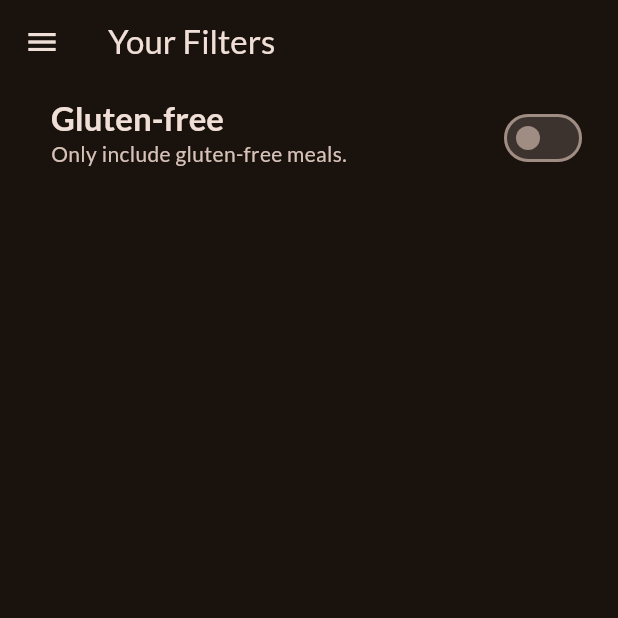
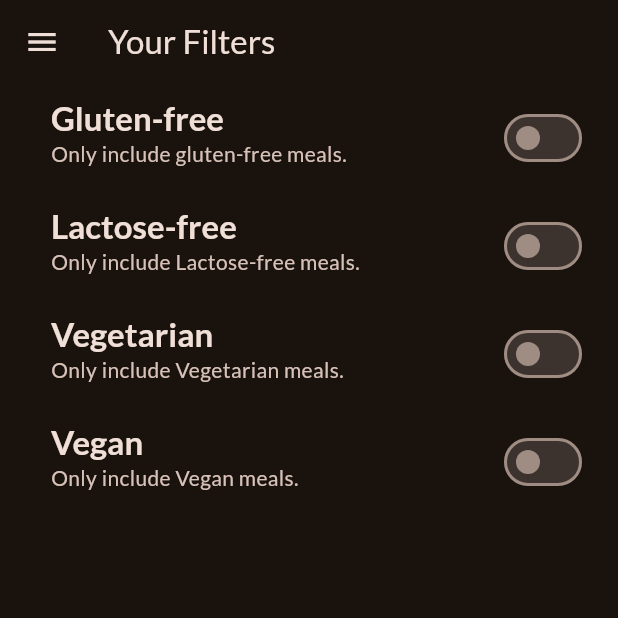
Before and after one commit to Akhi1Babu/Meals-App, a Flutter app: the FiltersScreen screen opened directly, on a phone screen of 412 x 824 dp, the top half of it. Run offline on Flutter 3.47's test engine with Material 3 defaults, Android fonts, the phone set to English and light mode, and no system bars; our stand-ins replace font_awesome_flutter, google_fonts, transparent_image.

Commit message:
feat: Enhance filtering functionality by integrating filter options in FiltersScreen and updating available meals in TabScreen

```diff
--- a/lib/screen/categories.dart
+++ b/lib/screen/categories.dart
@@ -8,16 +8,19 @@ import 'package:meals/widgets/category_griditem.dart';
 class CategoriesScreen extends StatelessWidget {
   final void Function(Meal meal) toggleFavourite;
   final bool Function(Meal meal) isMealFavourite;
+  final List<Meal> availableMeals;
 
   const CategoriesScreen({
     super.key,
     required this.toggleFavourite,
     required this.isMealFavourite,
+
+    required this.availableMeals,
   });
 
   void _SelectCategory(BuildContext context,Category category) {
 
-    final filteredMeals= dummyMeals.where((meals) =>
+    final filteredMeals= availableMeals.where((meals) =>
     meals.categories.contains(category.id)
     ).toList();
     Navigator.push(context,MaterialPageRoute(builder: (ctx)=>Meals(title: category.title, meals:filteredMeals ,toggleFavourite:toggleFavourite, isFavourite: isMealFavourite,)));
--- a/lib/screen/filters.dart
+++ b/lib/screen/filters.dart
@@ -2,6 +2,12 @@ import 'package:flutter/material.dart';
 import 'package:meals/main.dart';
 import 'package:meals/screen/tabs.dart';
 import 'package:meals/widgets/main_drawer.dart';
+enum FilterOptions {
+  glutenFree,
+  lactoseFree,
+  vegetarian,
+  vegan,
+}
 class FiltersScreen extends StatefulWidget {
   const FiltersScreen({super.key});
 
@@ -11,6 +17,9 @@ class FiltersScreen extends StatefulWidget {
 
 class _FiltersScreenState extends State<FiltersScreen> {
   bool _glutenFreeFilterSet = false;
+  bool _lactoseFreeFilterSet = false;
+  bool _veganFilterSet = false;
+  bool _vegetarianFilterSet = false;
 
   @override
   Widget build(BuildContext context) {
@@ -28,7 +37,21 @@ class _FiltersScreenState extends State<FiltersScreen> {
           Navigator.pushReplacement(context, MaterialPageRoute(builder: (context) => const FiltersScreen()));
         }
       }),
-      body: Column(
+      body: WillPopScope(
+        onWillPop:() async {
+
+  Navigator.of(context).pop({
+    FilterOptions.glutenFree: _glutenFreeFilterSet,
+    FilterOptions.lactoseFree: _lactoseFreeFilterSet,
+    FilterOptions.vegetarian: _vegetarianFilterSet,
+    FilterOptions.vegan: _veganFilterSet,
+  });
+  return false; // Prevent default pop since you manually popped already
+
+
+
+        },
+        child: Column(
           children: [
             SwitchListTile(
               value: _glutenFreeFilterSet,
@@ -49,7 +72,65 @@ class _FiltersScreenState extends State<FiltersScreen> {
               contentPadding: const EdgeInsets.only(left: 34, right: 20),
 
             ),
+             SwitchListTile(
+              value: _lactoseFreeFilterSet,
+              onChanged: (isChecked) {
+                setState(() {
+                  _lactoseFreeFilterSet = isChecked;
+                });
+              },
+              title: Text(
+                'Lactose-free',
+                style: Theme.of(context).textTheme.titleLarge!.copyWith(
+                  fontWeight: FontWeight.bold,
+                  color: Theme.of(context).colorScheme.onSurface
+                ),
+              ),
+              subtitle: const Text('Only include Lactose-free meals.'),
+              activeColor: Theme.of(context).colorScheme.primary,
+              contentPadding: const EdgeInsets.only(left: 34, right: 20),
+
+            ),
+            SwitchListTile(
+              value: _vegetarianFilterSet,
+              onChanged: (isChecked) {
+                setState(() {
+                  _vegetarianFilterSet = isChecked;
+                });
+              },
+              title: Text(
+                'Vegetarian',
+                style: Theme.of(context).textTheme.titleLarge!.copyWith(
+                  fontWeight: FontWeight.bold,
+                  color: Theme.of(context).colorScheme.onSurface
+                ),
+              ),
+              subtitle: const Text('Only include Vegetarian meals.'),
+              activeColor: Theme.of(context).colorScheme.primary,
+              contentPadding: const EdgeInsets.only(left: 34, right: 20),
+
+            ),
+            SwitchListTile(
+              value: _veganFilterSet,
+              onChanged: (isChecked) {
+                setState(() {
+                  _veganFilterSet = isChecked;
+                });
+              },
+              title: Text(
+                'Vegan',
+                style: Theme.of(context).textTheme.titleLarge!.copyWith(
+                  fontWeight: FontWeight.bold,
+                  color: Theme.of(context).colorScheme.onSurface
+                ),
+              ),
+              subtitle: const Text('Only include Vegan meals.'),
+              activeColor: Theme.of(context).colorScheme.primary,
+              contentPadding: const EdgeInsets.only(left: 34, right: 20),
+
+            ),
           ],
+        ),
       ),
     );
   }
```
Also changed, not shown: lib/screen/tabs.dart (+35 -2 lines). Lines whose indentation alone changed are shown as unchanged.
